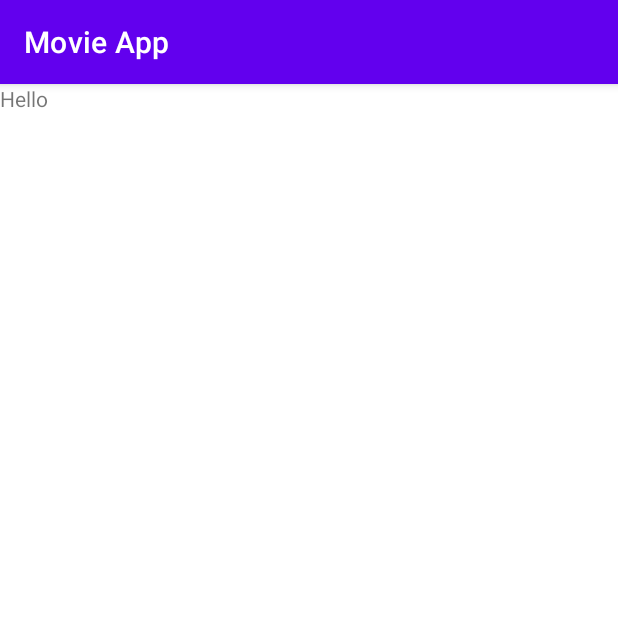
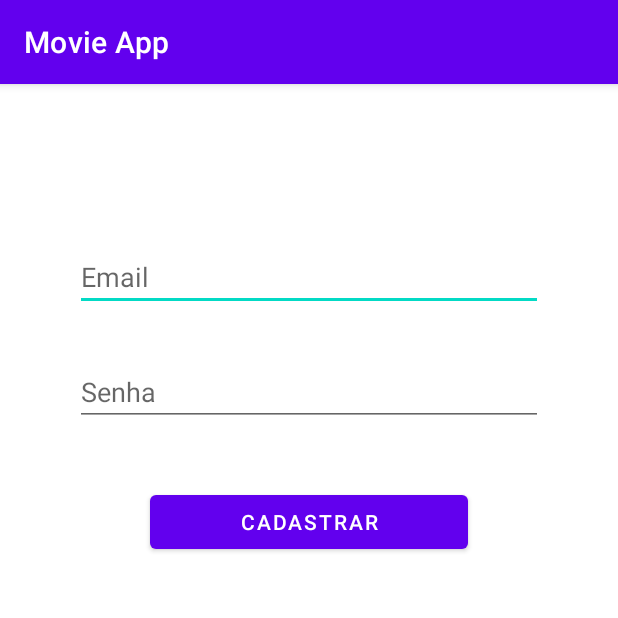
Before and after one commit to MovieAppKotlinSerasa/MovieAppKotlin, an Android app: the fragment SignUpFragment shown on its own in the app's theme, on a phone screen of 412 x 824 dp, the top half of it. Run offline under Robolectric (Android 15) with nearby library versions, the phone set to English and light mode, and no system bars; our stand-ins replace Firebase (no records; nobody signed in at launch, a user with empty details on screens opened directly).

Commit message:
ID-3 Implementado cadastro de novo usuário e login

```diff
--- a/app/build.gradle
+++ b/app/build.gradle
@@ -2,6 +2,7 @@ plugins {
     id 'com.android.application'
     id 'kotlin-android'
     id 'kotlin-kapt'
+    id 'com.google.gms.google-services'
 }
 
 android {
@@ -45,6 +46,11 @@ dependencies {
     implementation 'androidx.constraintlayout:constraintlayout:2.1.0'
     implementation 'androidx.lifecycle:lifecycle-livedata-ktx:2.3.1'
     implementation 'androidx.lifecycle:lifecycle-viewmodel-ktx:2.3.1'
+    implementation 'androidx.legacy:legacy-support-v4:1.0.0'
+
+    implementation 'com.google.firebase:firebase-auth-ktx:21.0.1'
+    implementation 'com.google.firebase:firebase-auth:21.0.1'
+
     testImplementation 'junit:junit:4.+'
     androidTestImplementation 'androidx.test.ext:junit:1.1.3'
     androidTestImplementation 'androidx.test.espresso:espresso-core:3.4.0'
@@ -79,5 +85,4 @@ dependencies {
     def lottieVersion = "3.4.0"
     implementation "com.airbnb.android:lottie:$lottieVersion"
 
-
 }
--- a/app/src/main/AndroidManifest.xml
+++ b/app/src/main/AndroidManifest.xml
@@ -1,6 +1,8 @@
 <?xml version="1.0" encoding="utf-8"?>
 <manifest xmlns:android="http://schemas.android.com/apk/res/android"
     package="com.example.movieapp">
+
+    <uses-permission android:name="android.permission.INTERNET" />
 
     <application
         android:allowBackup="true"
--- a/app/src/main/java/com/example/movieapp/view/LoginFragment.kt
+++ b/app/src/main/java/com/example/movieapp/view/LoginFragment.kt
@@ -53,7 +53,7 @@ class LoginFragment : Fragment(R.layout.login_fragment) {
         }
 
         binding.buttonCadastrar.setOnClickListener {
-
+            requireActivity().replaceView(SignUpFragment.newInstance())
         }
 
     }
--- a/app/src/main/java/com/example/movieapp/view/MainFragment.kt
+++ b/app/src/main/java/com/example/movieapp/view/MainFragment.kt
@@ -9,7 +9,7 @@ import android.view.ViewGroup
 import com.example.movieapp.R
 import com.example.movieapp.view_model.MainViewModel
 
-class MainFragment : Fragment() {
+class MainFragment : Fragment(R.layout.main_fragment) {
 
     companion object {
         fun newInstance() = MainFragment()
--- a/app/src/main/java/com/example/movieapp/view/SignUpFragment.kt
+++ b/app/src/main/java/com/example/movieapp/view/SignUpFragment.kt
@@ -6,9 +6,19 @@ import androidx.fragment.app.Fragment
 import android.view.LayoutInflater
 import android.view.View
 import android.view.ViewGroup
+import androidx.lifecycle.Observer
 import com.example.movieapp.R
+import com.example.movieapp.databinding.LoginFragmentBinding
+import com.example.movieapp.databinding.SignUpFragmentBinding
+import com.example.movieapp.utils.replaceView
+import com.example.movieapp.view_model.LoginViewModel
+import com.example.movieapp.view_model.SignUpViewModel
+import com.google.android.material.snackbar.Snackbar
+import com.google.firebase.auth.FirebaseUser
 
-class SignUpFragment : Fragment() {
+class SignUpFragment : Fragment(R.layout.sign_up_fragment) {
+
+    lateinit var binding: SignUpFragmentBinding
 
     companion object {
         fun newInstance() = SignUpFragment()
@@ -16,17 +26,27 @@ class SignUpFragment : Fragment() {
 
     private lateinit var viewModel: SignUpViewModel
 
-    override fun onCreateView(
-        inflater: LayoutInflater, container: ViewGroup?,
-        savedInstanceState: Bundle?
-    ): View? {
-        return inflater.inflate(R.layout.sign_up_fragment, container, false)
+    private val observerNewUser = Observer<FirebaseUser?>{
+        Snackbar.make(requireView(), "Usuário criado com sucesso!", Snackbar.LENGTH_LONG).show()
+        requireActivity().replaceView(LoginFragment.newInstance())
     }
 
-    override fun onActivityCreated(savedInstanceState: Bundle?) {
-        super.onActivityCreated(savedInstanceState)
+    override fun onViewCreated(view: View, savedInstanceState: Bundle?) {
+        super.onViewCreated(view, savedInstanceState)
+        binding = SignUpFragmentBinding.bind(view)
         viewModel = ViewModelProvider(this).get(SignUpViewModel::class.java)
-        // TODO: Use the ViewModel
+        viewModel.user.observe(viewLifecycleOwner, observerNewUser)
+
+        binding.buttonRealizarCadastro.setOnClickListener {
+            val inputEmail = binding.editTextEmailNovoCadastro.text
+            val inputPassword = binding.editTextTextPasswordNovoCadastro.text
+
+            if (inputEmail.isNotEmpty() && inputPassword.isNotEmpty()){
+                viewModel.createNewAccount(inputEmail.toString(), inputPassword.toString())
+            }
+
+        }
+
     }
 
 }
--- a/app/src/main/java/com/example/movieapp/view_model/SignUpViewModel.kt
+++ b/app/src/main/java/com/example/movieapp/view_model/SignUpViewModel.kt
@@ -1,7 +1,22 @@
-package com.example.movieapp.view
+package com.example.movieapp.view_model
 
+import androidx.lifecycle.LiveData
+import androidx.lifecycle.MutableLiveData
 import androidx.lifecycle.ViewModel
+import com.example.movieapp.repository.AuthenticationRepository
+import com.google.firebase.auth.FirebaseUser
 
 class SignUpViewModel : ViewModel() {
-    // TODO: Implement the ViewModel
+
+    private val _user = MutableLiveData<FirebaseUser?>()
+    var user : LiveData<FirebaseUser?> = _user
+
+    private val repository = AuthenticationRepository()
+
+    fun createNewAccount(email: String, password: String){
+        repository.createAccountWithEmailPassword(email, password){
+            _user.value = it
+        }
+    }
+
 }
--- a/app/src/main/res/layout/sign_up_fragment.xml
+++ b/app/src/main/res/layout/sign_up_fragment.xml
@@ -1,13 +1,53 @@
 <?xml version="1.0" encoding="utf-8"?>
-<FrameLayout xmlns:android="http://schemas.android.com/apk/res/android"
+<androidx.constraintlayout.widget.ConstraintLayout xmlns:android="http://schemas.android.com/apk/res/android"
+    xmlns:app="http://schemas.android.com/apk/res-auto"
     xmlns:tools="http://schemas.android.com/tools"
     android:layout_width="match_parent"
     android:layout_height="match_parent"
     tools:context=".view.SignUpFragment">
 
-    <TextView
-        android:layout_width="match_parent"
-        android:layout_height="match_parent"
-        android:text="Hello" />
 
-</FrameLayout>
+    <EditText
+        android:id="@+id/editTextEmailNovoCadastro"
+        android:layout_width="0dp"
+        android:layout_height="wrap_content"
+        android:ems="10"
+        android:hint="Email"
+        android:inputType="textPersonName"
+        android:layout_marginRight="50dp"
+        android:layout_marginLeft="50dp"
+        app:layout_constraintBottom_toTopOf="@+id/editTextTextPasswordNovoCadastro"
+        app:layout_constraintEnd_toEndOf="parent"
+        app:layout_constraintHorizontal_bias="0.0"
+        app:layout_constraintStart_toStartOf="parent"
+        app:layout_constraintTop_toTopOf="parent"
+        app:layout_constraintVertical_bias="0.772" />
+
+    <EditText
+        android:id="@+id/editTextTextPasswordNovoCadastro"
+        android:layout_width="0dp"
+        android:layout_height="wrap_content"
+        android:layout_marginBottom="40dp"
+        android:ems="10"
+        android:hint="Senha"
+        android:inputType="textPassword"
+        android:layout_marginRight="50dp"
+        android:layout_marginLeft="50dp"
+        app:layout_constraintBottom_toTopOf="@+id/buttonRealizarCadastro"
+        app:layout_constraintEnd_toEndOf="parent"
+        app:layout_constraintHorizontal_bias="0.497"
+        app:layout_constraintStart_toStartOf="parent" />
+
+    <Button
+        android:id="@+id/buttonRealizarCadastro"
+        android:layout_width="0dp"
+        android:layout_height="wrap_content"
+        android:layout_marginBottom="452dp"
+        android:text="Cadastrar"
+        android:layout_marginLeft="100dp"
+        android:layout_marginRight="100dp"
+        app:layout_constraintBottom_toBottomOf="parent"
+        app:layout_constraintEnd_toEndOf="parent"
+        app:layout_constraintHorizontal_bias="0.498"
+        app:layout_constraintStart_toStartOf="parent" />
+</androidx.constraintlayout.widget.ConstraintLayout>
--- a/build.gradle
+++ b/build.gradle
@@ -7,6 +7,7 @@ buildscript {
     dependencies {
         classpath "com.android.tools.build:gradle:7.0.0"
         classpath 'org.jetbrains.kotlin:kotlin-gradle-plugin:1.5.30'
+        classpath 'com.google.gms:google-services:4.3.10'
 
         // NOTE: Do not place your application dependencies here; they belong
         // in the individual module build.gradle files
```
Also changed, not shown: 1 other file.
